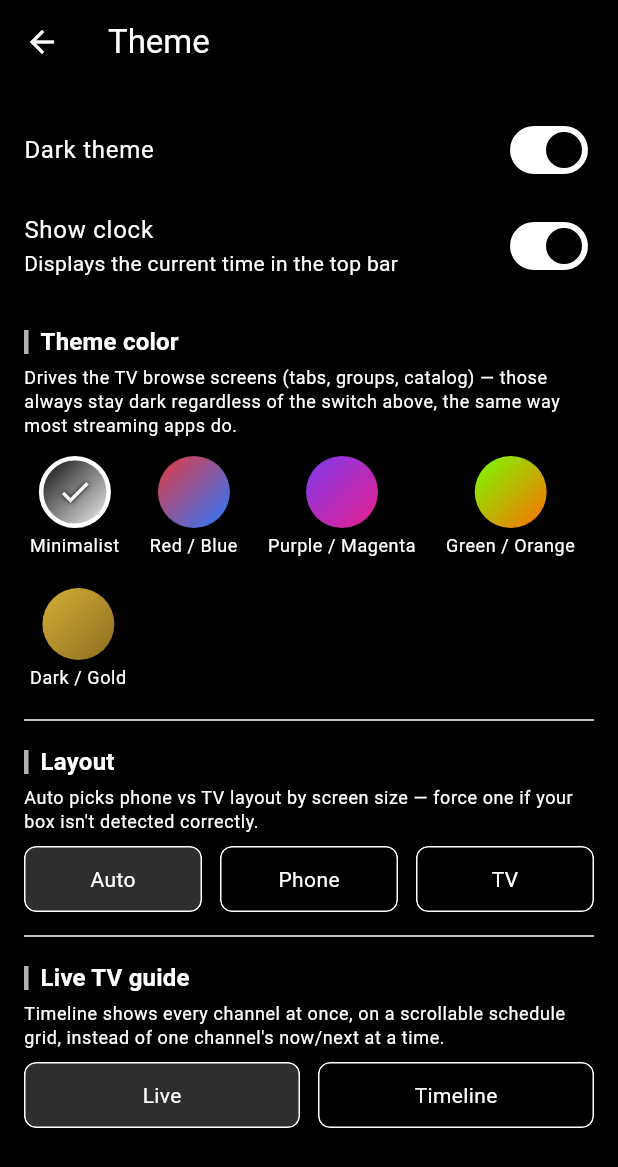
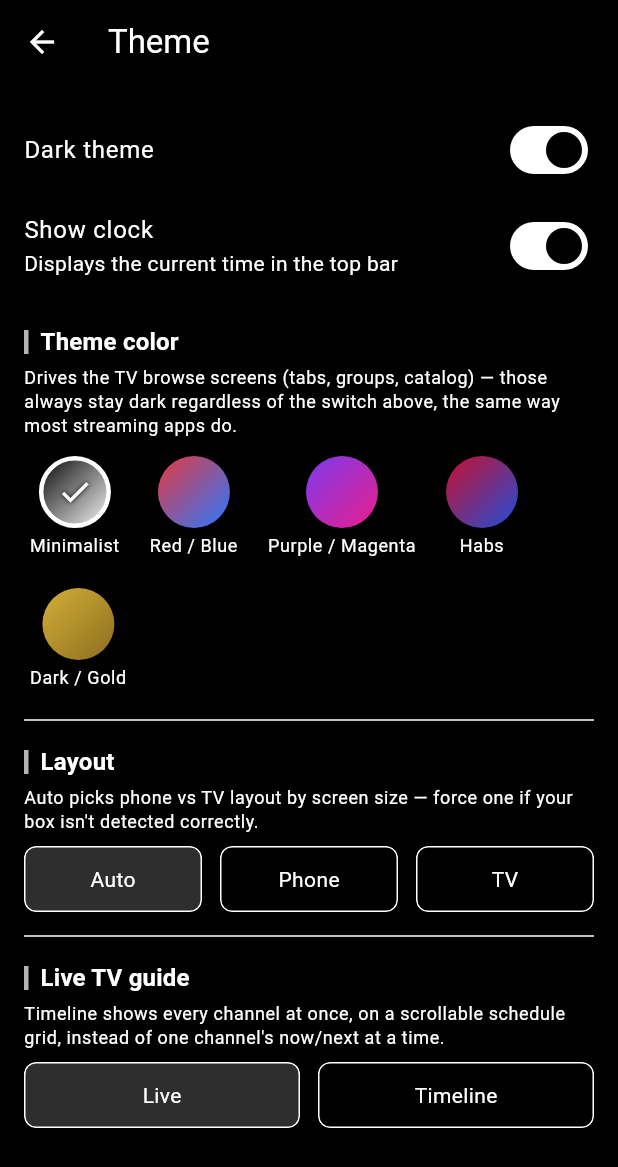
Before and after one commit to NoXqc/NoXPlayer, a Flutter app: the ThemeScreen screen opened directly, on a phone screen of 412 x 824 dp. Shown: the top 1167 px of the screen. Run offline on Flutter 3.47's test engine with Material 3 defaults, Android fonts, the phone set to English and light mode, and no system bars; our stand-ins replace cached_network_image, file, flutter_cache_manager, package_info_plus, shared_preferences, sqflite and 1 more; missing offline and left inert: video_player_hdr; accounts and stored records are empty; statements that could not run were skipped.

Commit message:
3.38.7: Habs theme (bleu-blanc-rouge) replaces Green / Orange
Anyone who had picked the old Green / Orange palette is mapped to Habs
rather than reset to the default.

Co-Authored-By: Claude Sonnet 5 <noreply@anthropic.com>
Claude-Session: https://claude.ai/code/session_01EumNuJWJagAVhj3nhUD5Na

```diff
--- a/lib/services/app_preferences.dart
+++ b/lib/services/app_preferences.dart
@@ -38,9 +38,14 @@ class AppPreferences extends ChangeNotifier {
     guideViewMode = _storage.getGuideViewMode();
   }
 
-  CyberpunkPalette _paletteById(String id) =>
-      AppConstants.cyberpunkPalettes.firstWhere((p) => p.id == id,
-          orElse: () => AppConstants.cyberpunkPalettes.first);
+  CyberpunkPalette _paletteById(String id) {
+    // 'green_orange' was replaced by 'habs' — anyone who had picked it
+    // lands on the replacement rather than silently resetting to the
+    // default palette.
+    final resolved = id == 'green_orange' ? 'habs' : id;
+    return AppConstants.cyberpunkPalettes.firstWhere((p) => p.id == resolved,
+        orElse: () => AppConstants.cyberpunkPalettes.first);
+  }
 
   void setThemeMode(ThemeMode mode) {
     themeMode = mode;
--- a/lib/utils/constants.dart
+++ b/lib/utils/constants.dart
@@ -154,11 +154,17 @@ class AppConstants {
       primary: Color(0xFF7C3AED),
       secondary: Color(0xFFE91E8C),
     ),
+    // Replaced the old Green / Orange palette (id 'green_orange', still
+    // mapped to this one — see AppPreferences._paletteById). Bleu-blanc-
+    // rouge: the red is the Canadiens' own C8102E; the blue is lifted well
+    // above the team's near-navy so the wordmark gradient and focus glow
+    // stay readable on this UI's black backgrounds (white comes from the
+    // UI's own text/focus contrast, not a third palette slot).
     CyberpunkPalette(
-      id: 'green_orange',
-      label: 'Green / Orange',
-      primary: Color(0xFF76FF03),
-      secondary: Color(0xFFFF6D00),
+      id: 'habs',
+      label: 'Habs',
+      primary: Color(0xFFC8102E),
+      secondary: Color(0xFF1F4FD8),
     ),
     CyberpunkPalette(
       id: 'dark_gold',
--- a/pubspec.yaml
+++ b/pubspec.yaml
@@ -1,7 +1,7 @@
 name: nox_iptv
 description: "NoX IPTV - an M3U/EPG IPTV player for Android phones, boxes, and Firesticks."
 publish_to: 'none'
-version: 3.38.6+147
+version: 3.38.7+148
 
 environment:
   sdk: '>=3.3.0 <4.0.0'
```
